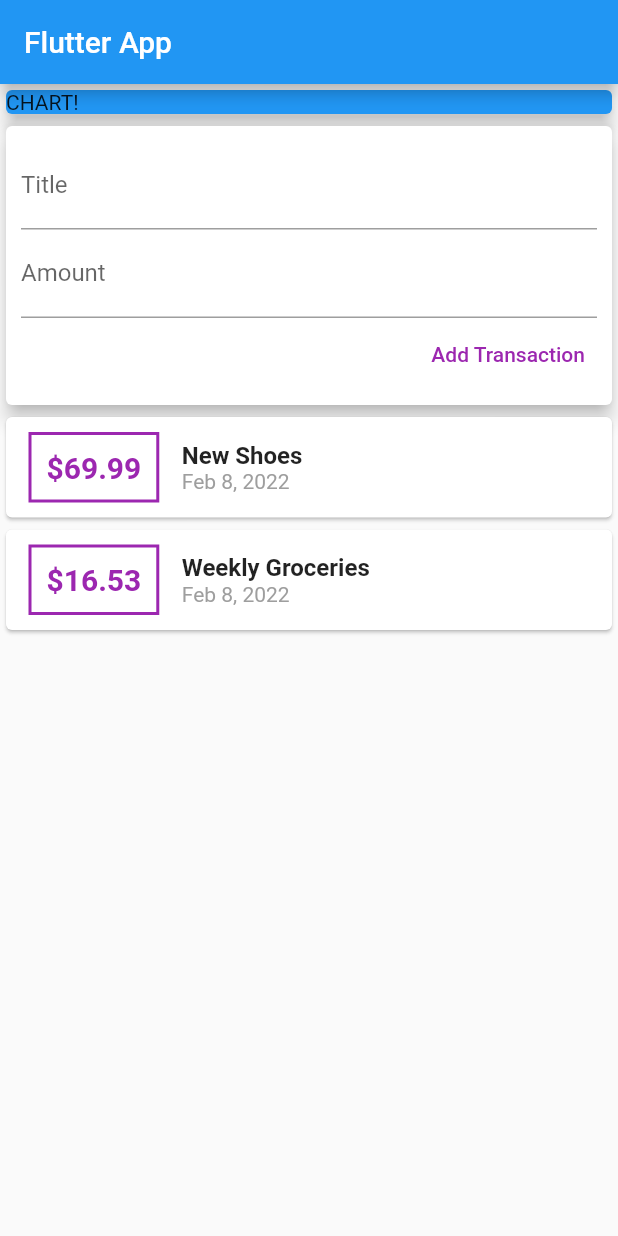
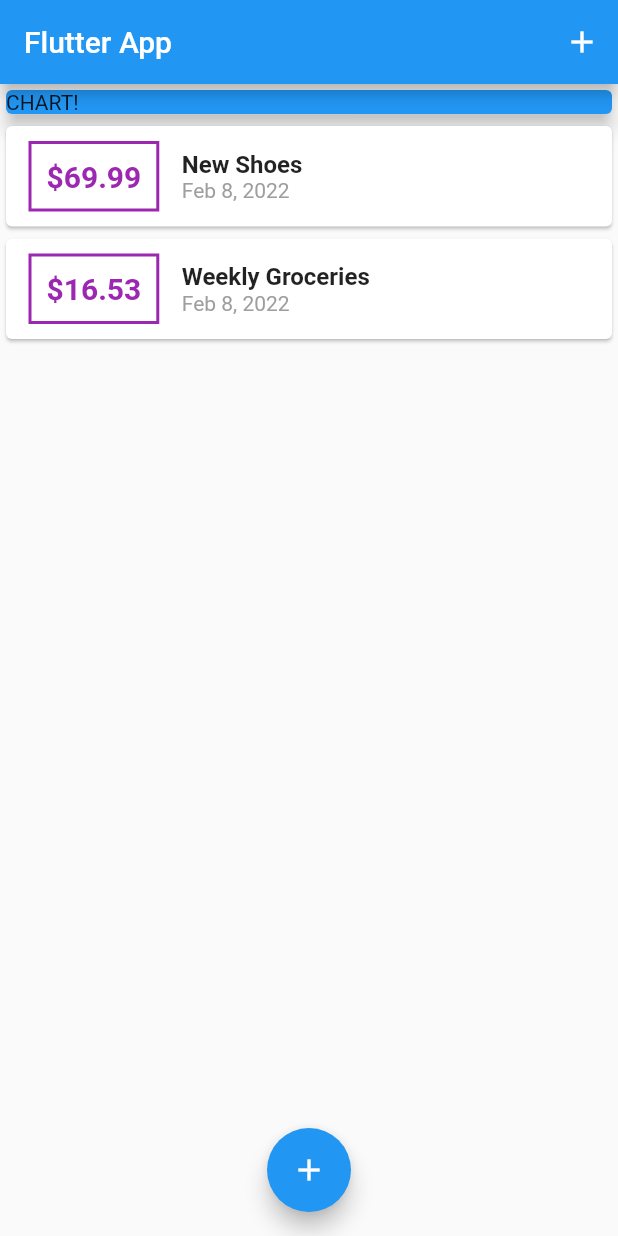
Before and after one commit to adriandallegrave/flutter, a Flutter app: the screen it shows after launch, on a phone screen of 412 x 824 dp. Run offline on Flutter 3.47's test engine with Material 2 defaults, Android fonts, the phone set to English and light mode, and no system bars.

Commit message:
expenses12 - modal sheet

```diff
--- a/personal_expenses_app/lib/main.dart
+++ b/personal_expenses_app/lib/main.dart
@@ -1,6 +1,8 @@
 import 'package:flutter/material.dart';
 
-import './widgets/user_transactions.dart';
+import 'models/transaction.dart';
+import 'widgets/new_transaction.dart';
+import 'widgets/transaction_list.dart';
 
 void main() => runApp(const MyApp());
 
@@ -16,20 +18,72 @@ class MyApp extends StatelessWidget {
   }
 }
 
-class MyHomePage extends StatelessWidget {
+class MyHomePage extends StatefulWidget {
   const MyHomePage({Key? key}) : super(key: key);
+
+  @override
+  State<MyHomePage> createState() => _MyHomePageState();
+}
+
+class _MyHomePageState extends State<MyHomePage> {
+  final List<Transaction> _userTransactions = [
+    Transaction(
+      id: 't1',
+      title: 'New Shoes',
+      amount: 69.99,
+      date: DateTime.now(),
+    ),
+    Transaction(
+      id: 't2',
+      title: 'Weekly Groceries',
+      amount: 16.53,
+      date: DateTime.now(),
+    ),
+  ];
+
+  void _addNewTransaction(String txTitle, double txAmount) {
+    final newTx = Transaction(
+      id: DateTime.now().toString(),
+      title: txTitle,
+      amount: txAmount,
+      date: DateTime.now(),
+    );
+
+    setState(() {
+      _userTransactions.add(newTx);
+    });
+  }
+
+  void _startAddNewTransaction(BuildContext ctx) {
+    showModalBottomSheet(
+      context: ctx,
+      builder: (_) {
+        return GestureDetector(
+          onTap: () {},
+          child: NewTransaction(_addNewTransaction),
+          behavior: HitTestBehavior.opaque,
+        );
+      },
+    );
+  }
 
   @override
   Widget build(BuildContext context) {
     return Scaffold(
       appBar: AppBar(
         title: const Text('Flutter App'),
+        actions: <Widget>[
+          IconButton(
+            onPressed: () => _startAddNewTransaction(context),
+            icon: const Icon(Icons.add),
+          ),
+        ],
       ),
       body: SingleChildScrollView(
         child: Column(
           crossAxisAlignment: CrossAxisAlignment.stretch,
-          children: const <Widget>[
-            SizedBox(
+          children: <Widget>[
+            const SizedBox(
               width: double.infinity,
               child: Card(
                 color: Colors.blue,
@@ -37,9 +91,14 @@ class MyHomePage extends StatelessWidget {
                 elevation: 5,
               ),
             ),
-            UserTransactions(),
+            TransactionList(_userTransactions),
           ],
         ),
+      ),
+      floatingActionButtonLocation: FloatingActionButtonLocation.centerFloat,
+      floatingActionButton: FloatingActionButton(
+        child: const Icon(Icons.add),
+        onPressed: () => _startAddNewTransaction(context),
       ),
     );
   }
--- a/personal_expenses_app/lib/widgets/transaction_list.dart
+++ b/personal_expenses_app/lib/widgets/transaction_list.dart
@@ -30,7 +30,7 @@ class TransactionList extends StatelessWidget {
                   ),
                   padding: const EdgeInsets.all(10),
                   child: Text(
-                    '\$${transactions[index].amount}',
+                    '\$${transactions[index].amount.toStringAsFixed(2)}',
                     style: const TextStyle(
                       fontWeight: FontWeight.bold,
                       fontSize: 20,
--- a/personal_expenses_app/lib/widgets/user_transactions.dart
+++ /dev/null
@@ -1,52 +0,0 @@
-import 'package:flutter/material.dart';
-
-import '../models/transaction.dart';
-import 'new_transaction.dart';
-import 'transaction_list.dart';
-
-class UserTransactions extends StatefulWidget {
-  const UserTransactions({Key? key}) : super(key: key);
-
-  @override
-  _UserTransactionsState createState() => _UserTransactionsState();
-}
-
-class _UserTransactionsState extends State<UserTransactions> {
-  final List<Transaction> _userTransactions = [
-    Transaction(
-      id: 't1',
-      title: 'New Shoes',
-      amount: 69.99,
-      date: DateTime.now(),
-    ),
-    Transaction(
-      id: 't2',
-      title: 'Weekly Groceries',
-      amount: 16.53,
-      date: DateTime.now(),
-    ),
-  ];
-
-  void _addNewTransaction(String txTitle, double txAmount) {
-    final newTx = Transaction(
-      id: DateTime.now().toString(),
-      title: txTitle,
-      amount: txAmount,
-      date: DateTime.now(),
-    );
-
-    setState(() {
-      _userTransactions.add(newTx);
-    });
-  }
-
-  @override
-  Widget build(BuildContext context) {
-    return Column(
-      children: <Widget>[
-        NewTransaction(_addNewTransaction),
-        TransactionList(_userTransactions),
-      ],
-    );
-  }
-}
```
Also changed, not shown: personal_expenses_app/lib/widgets/new_transaction.dart (+14 -0 lines).
